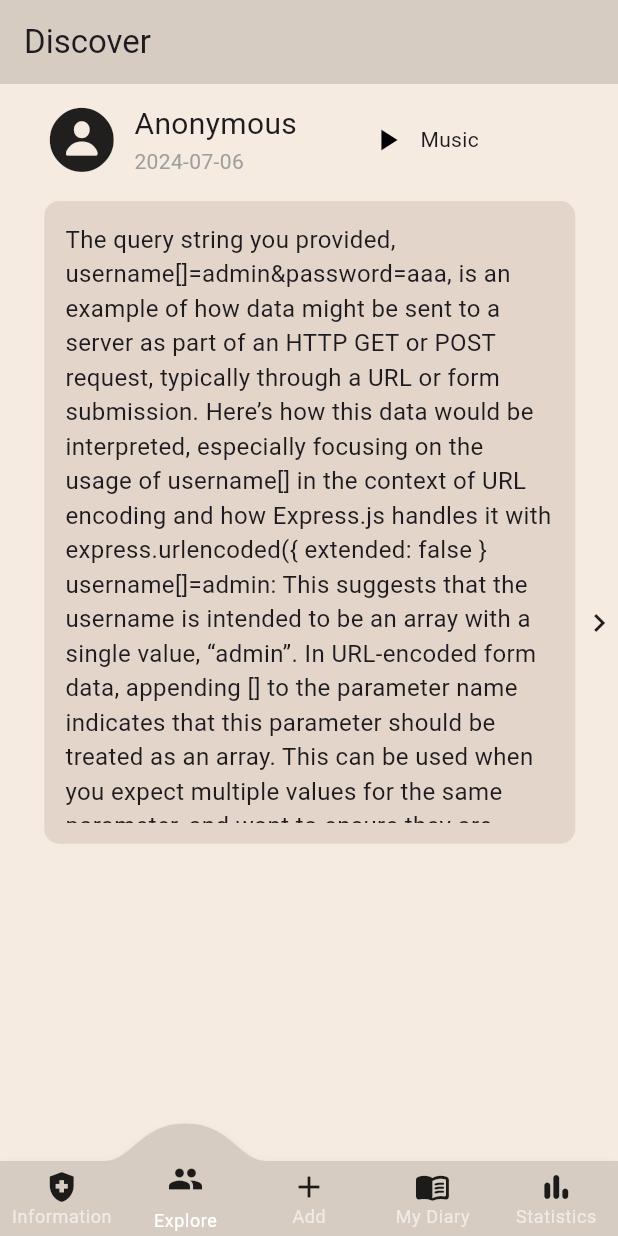
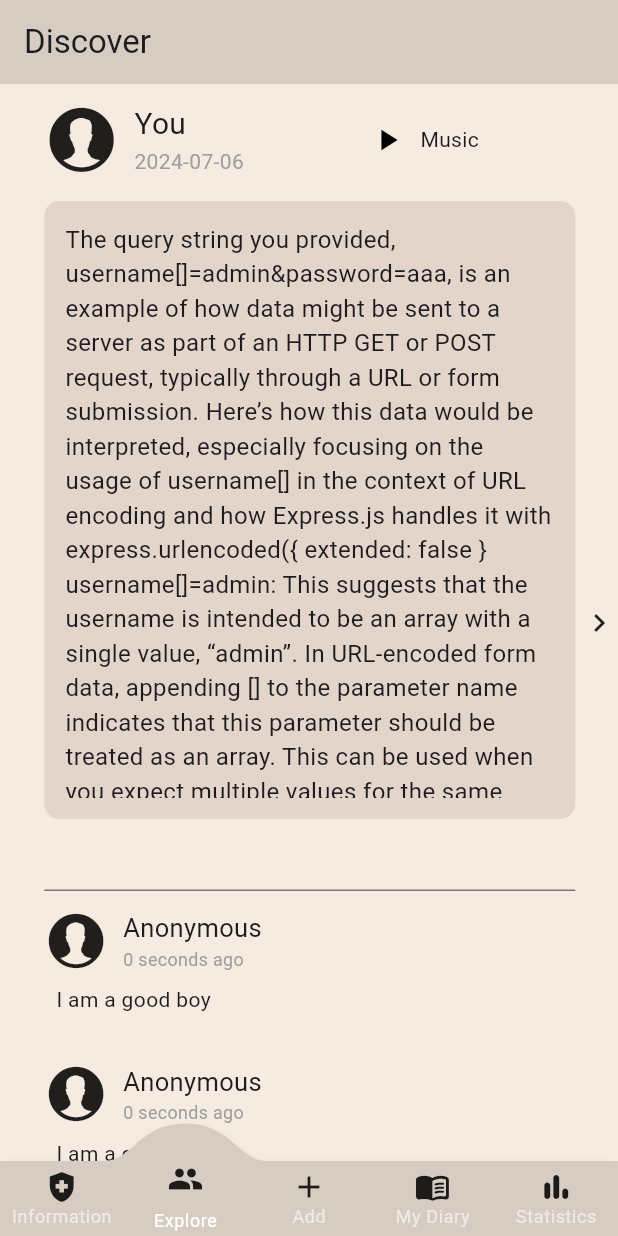
Before and after one commit to SimonLiu423/cc_diary, a Flutter app: the screen it shows after launch, item 2 of the bottom bar chosen, on a phone screen of 412 x 824 dp. Run offline on Flutter 3.47's test engine with Material 3 defaults, Android fonts, the phone set to English and light mode, and no system bars; drawn by our look-alikes of convex_bottom_bar; our stand-ins replace equatable, fl_chart, flutter_bloc, just_audio, rxdart, timelines; missing offline and left inert: audio_session; generated files the repository leaves out were written again; statements that could not run were skipped.

Commit message:
Feat: make posts better

```diff
--- a/lib/core/bloc/diary/diary_bloc.dart
+++ b/lib/core/bloc/diary/diary_bloc.dart
@@ -3,6 +3,7 @@ import 'dart:async';
 import 'package:cc_diary/core/model/diary_m.dart';
 import 'package:equatable/equatable.dart';
 import 'package:flutter_bloc/flutter_bloc.dart';
+import 'package:uuid/uuid.dart';
 
 part 'diary_event.dart';
 part 'diary_state.dart';
@@ -16,21 +17,22 @@ class DiaryBloc extends Bloc<DiaryEvent, DiaryState> {
   final List<Diary> diaries = [];
 
   FutureOr<void> _onGetDiary(GetDiary event, Emitter<DiaryState> emit) {
-    // final List<Diary> diaries = List.generate(
-    //   10,
-    //   (index) => Diary(
-    //       content: randomStrings[index],
-    //       date: randomDates[index],
-    //       mood: randomMoods[index],
-    //       songId: "123456789",
-    //       comments: [
-    //         Comment(content: "I am a good boy", date: DateTime.now()),
-    //         Comment(content: "I am a good girl", date: DateTime.now()),
-    //         Comment(content: "I am a good man", date: DateTime.now()),
-    //         Comment(content: "I am a good woman", date: DateTime.now()),
-    //         Comment(content: "I am a good friend", date: DateTime.now()),
-    //       ]),
-    // );
+    final List<Diary> diaries = List.generate(
+      10,
+      (index) => Diary(
+          diaryId: const Uuid().v4(),
+          content: randomStrings[index],
+          date: randomDates[index],
+          mood: randomMoods[index],
+          songId: "123456789",
+          comments: [
+            Comment(content: "I am a good boy", date: DateTime.now()),
+            Comment(content: "I am a good girl", date: DateTime.now()),
+            Comment(content: "I am a good man", date: DateTime.now()),
+            Comment(content: "I am a good woman", date: DateTime.now()),
+            Comment(content: "I am a good friend", date: DateTime.now()),
+          ]),
+    );
     emit(DiaryLoaded(diaries));
   }
 
--- a/lib/core/diary_detail.dart
+++ b/lib/core/diary_detail.dart
@@ -1,10 +1,9 @@
 import 'package:cc_diary/core/model/diary_m.dart';
 import 'package:cc_diary/core/music_bar.dart';
-import 'package:cc_diary/l10n.dart';
+import 'package:cc_diary/core/user_info.dart';
+import 'package:cc_diary/features/me/widgets/comment_block.dart';
 import 'package:cc_diary/theme.dart';
-import 'package:flutter/cupertino.dart';
 import 'package:flutter/material.dart';
-import 'package:intl/intl.dart';
 
 class DiaryDetails extends StatelessWidget {
   const DiaryDetails({super.key, required this.diary});
@@ -13,7 +12,8 @@ class DiaryDetails extends StatelessWidget {
 
   @override
   Widget build(BuildContext context) {
-    return SizedBox(
+    return SingleChildScrollView(
+      child: SizedBox(
         width: MediaQuery.of(context).size.width - 50,
         child: Padding(
           padding: const EdgeInsets.symmetric(horizontal: 4.0, vertical: 12),
@@ -23,7 +23,7 @@ class DiaryDetails extends StatelessWidget {
             Container(
               width: double.infinity,
               constraints: BoxConstraints(
-              maxHeight: MediaQuery.of(context).size.height * 0.52,
+                maxHeight: MediaQuery.of(context).size.height * 0.5,
               ),
               padding: const EdgeInsets.all(14.0),
               decoration: BoxDecoration(
@@ -31,10 +31,18 @@ class DiaryDetails extends StatelessWidget {
                 borderRadius: BorderRadius.circular(10),
               ),
               child: SingleChildScrollView(
-                child:
-                    Text(diary.content, style: const TextStyle(fontSize: 16))),
+                  child: Text(diary.content,
+                      style: const TextStyle(fontSize: 16))),
             ),
+            const CommentInput(),
+            ...diary.comments.map((comment) => Padding(
+                  padding: const EdgeInsets.symmetric(vertical: 12.0),
+                  child: CommentBlock(
+                    comment: comment,
+                  ),
+                ))
           ]),
+        ),
       ),
     );
   }
@@ -47,40 +55,22 @@ class DiaryDetailHeader extends StatelessWidget {
 
   @override
   Widget build(BuildContext context) {
-    return Row(
-      children: [
-        const Icon(CupertinoIcons.person_circle_fill, size: 50),
-        const SizedBox(width: 10),
-        Expanded(
-          child: Container(
-            // padding: const EdgeInsets.symmetric(horizontal: 14.0, vertical: 10),
-            decoration: BoxDecoration(
-              // color: theme().primaryColorDark,
-              borderRadius: BorderRadius.circular(15),
-            ),
-            child: Row(children: [
-              Column(
-                crossAxisAlignment: CrossAxisAlignment.start,
-                children: [
-                  Text(
-                    l10n(context).anonymous,
-                    style: const TextStyle(fontSize: 20),
-                  ),
-                  Text(
-                    DateFormat('yyyy-MM-dd').format(uploadedAt),
-                    style: const TextStyle(fontSize: 14, color: Colors.grey),
-                  ),
-                ],
-              ),
+    return Row(children: [
+      UserInfo.me(uploadedAt: uploadedAt),
       const Expanded(child: SizedBox()),
       Container(
-                  constraints: BoxConstraints(
-                      maxWidth: MediaQuery.of(context).size.width / 3),
+          constraints:
+              BoxConstraints(maxWidth: MediaQuery.of(context).size.width / 3),
           child: const MusicBar()),
-            ]),
-          ),
-        )
-      ],
-    );
+    ]);
   }
 }
+
+class CommentInput extends StatelessWidget {
+  const CommentInput({super.key});
+
+  @override
+  Widget build(BuildContext context) {
+    return TextField(onTapOutside: (_) => FocusScope.of(context).unfocus());
+  }
+}
--- a/lib/core/user_info.dart
+++ b/lib/core/user_info.dart
@@ -3,30 +3,51 @@ import 'package:flutter/cupertino.dart';
 import 'package:flutter/material.dart';
 import 'package:intl/intl.dart';
 
+enum UserType { me, other }
+
 class UserInfo extends StatelessWidget {
-  const UserInfo({super.key, required this.uploadedAt});
+  const UserInfo.me(
+      {super.key, required this.uploadedAt, this.showTimePassed = false})
+      : sizeFactor = 1,
+        userType = UserType.me;
+  const UserInfo.other(
+      {super.key, required this.uploadedAt, this.showTimePassed = false})
+      : sizeFactor = 0.85,
+        userType = UserType.other;
 
+  final UserType userType;
   final DateTime uploadedAt;
+  final bool showTimePassed;
+  final double sizeFactor;
 
   @override
   Widget build(BuildContext context) {
+    String timeText = '';
+    if (showTimePassed) {
+      timeText = getTimePassed(context, uploadedAt);
+    } else {
+      timeText = DateFormat('yyyy-MM-dd').format(uploadedAt);
+    }
+
     return Row(
       children: [
-        const Icon(
+        Icon(
           CupertinoIcons.person_alt_circle_fill,
-          size: 50,
+          size: 50 * sizeFactor,
         ),
         const SizedBox(width: 10),
         Column(
           crossAxisAlignment: CrossAxisAlignment.start,
           children: [
             Text(
-              l10n(context).anonymous,
-              style: const TextStyle(fontSize: 20),
+              userType == UserType.me
+                  ? l10n(context).you
+                  : l10n(context).anonymous,
+              style: TextStyle(fontSize: 20 * sizeFactor),
             ),
             Text(
-              DateFormat('yyyy-MM-dd').format(uploadedAt),
-              style: const TextStyle(fontSize: 14, color: Colors.grey),
+              timeText,
+              style: TextStyle(fontSize: 14 * sizeFactor, color: Colors.grey),
             ),
           ],
         ),
@@ -34,3 +55,17 @@ class UserInfo extends StatelessWidget {
     );
   }
 }
+
+String getTimePassed(BuildContext context, DateTime date) {
+  final now = DateTime.now();
+  final passed = now.difference(date);
+  if (passed.inDays > 0) {
+    return l10n(context).daysAgo(passed.inDays.toString());
+  } else if (passed.inHours > 0) {
+    return l10n(context).hoursAgo(passed.inHours.toString());
+  } else if (passed.inMinutes > 0) {
+    return l10n(context).minutesAgo(passed.inMinutes.toString());
+  } else {
+    return l10n(context).secondsAgo(passed.inSeconds.toString());
+  }
+}
--- a/lib/features/me/widgets/comment_block.dart
+++ b/lib/features/me/widgets/comment_block.dart
@@ -1,6 +1,5 @@
 import 'package:cc_diary/core/model/diary_m.dart';
-import 'package:cc_diary/l10n.dart';
-import 'package:cc_diary/theme.dart';
+import 'package:cc_diary/core/user_info.dart';
 import 'package:flutter/material.dart';
 
 class CommentBlock extends StatelessWidget {
@@ -13,30 +12,14 @@ class CommentBlock extends StatelessWidget {
     return Column(
       crossAxisAlignment: CrossAxisAlignment.start,
       children: [
-        Text(getTimePassed(context, comment.date),
-            style: const TextStyle(color: Colors.black54)),
+        UserInfo.other(uploadedAt: comment.date, showTimePassed: true),
         Container(
-            padding: const EdgeInsets.all(14.0),
+            padding: const EdgeInsets.symmetric(horizontal: 8.0, vertical: 8),
             decoration: BoxDecoration(
-              color: theme().primaryColor.withOpacity(0.1),
               borderRadius: BorderRadius.circular(10),
             ),
-            child: Text(comment.content)),
+            child: Text(comment.content, style: const TextStyle(fontSize: 14))),
       ],
     );
   }
 }
-
-String getTimePassed(BuildContext context, DateTime date) {
-  final now = DateTime.now();
-  final passed = now.difference(date);
-  if (passed.inDays > 0) {
-    return l10n(context).daysAgo(passed.inDays.toString());
-  } else if (passed.inHours > 0) {
-    return l10n(context).hoursAgo(passed.inHours.toString());
-  } else if (passed.inMinutes > 0) {
-    return l10n(context).minutesAgo(passed.inMinutes.toString());
-  } else {
-    return l10n(context).secondsAgo(passed.inSeconds.toString());
-  }
-}
--- a/lib/l10n/app_en.arb
+++ b/lib/l10n/app_en.arb
@@ -34,5 +34,6 @@
     "newDiary_close": "Close",
     "moodPlot": "Mood Plot",
     "anonymous": "Anonymous",
+    "you": "You",
     "loading": "Loading..."
 }
--- a/lib/l10n/app_zh.arb
+++ b/lib/l10n/app_zh.arb
@@ -31,5 +31,6 @@
     "newDiary_close": "關閉",
     "moodPlot": "情緒折線圖",
     "anonymous": "匿名",
+    "you": "你",
     "loading": "載入中..."
 }
```
Also changed, not shown: lib/features/me/diary_detail.dart (+4 -17 lines). Lines whose indentation alone changed are shown as unchanged.
